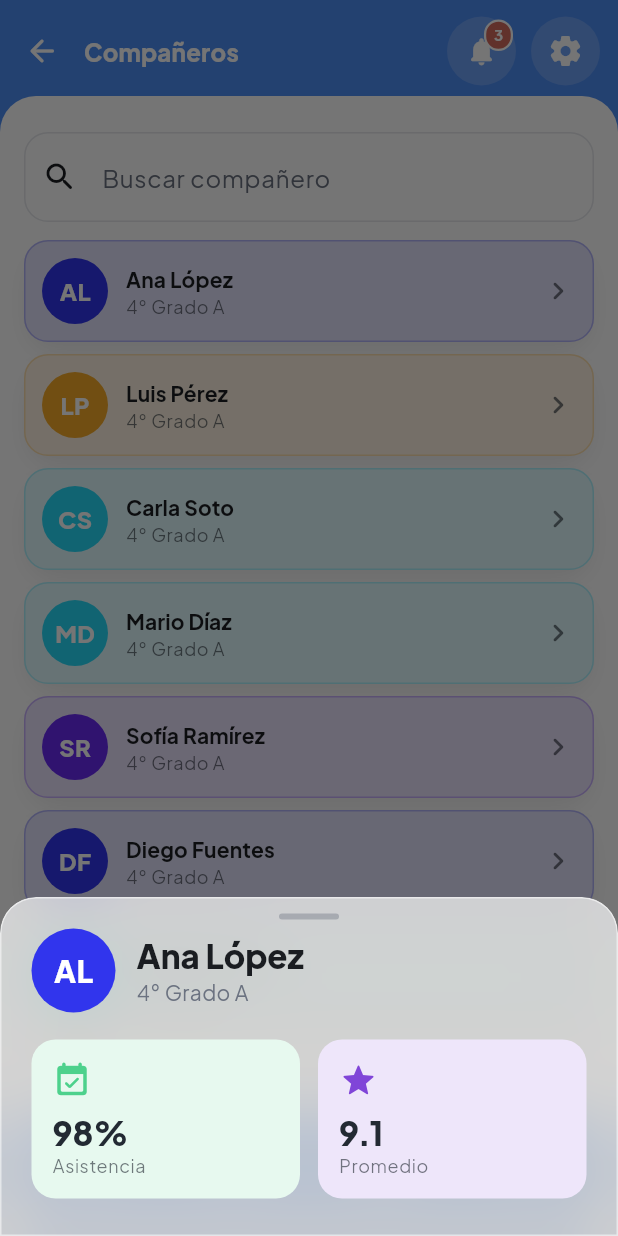
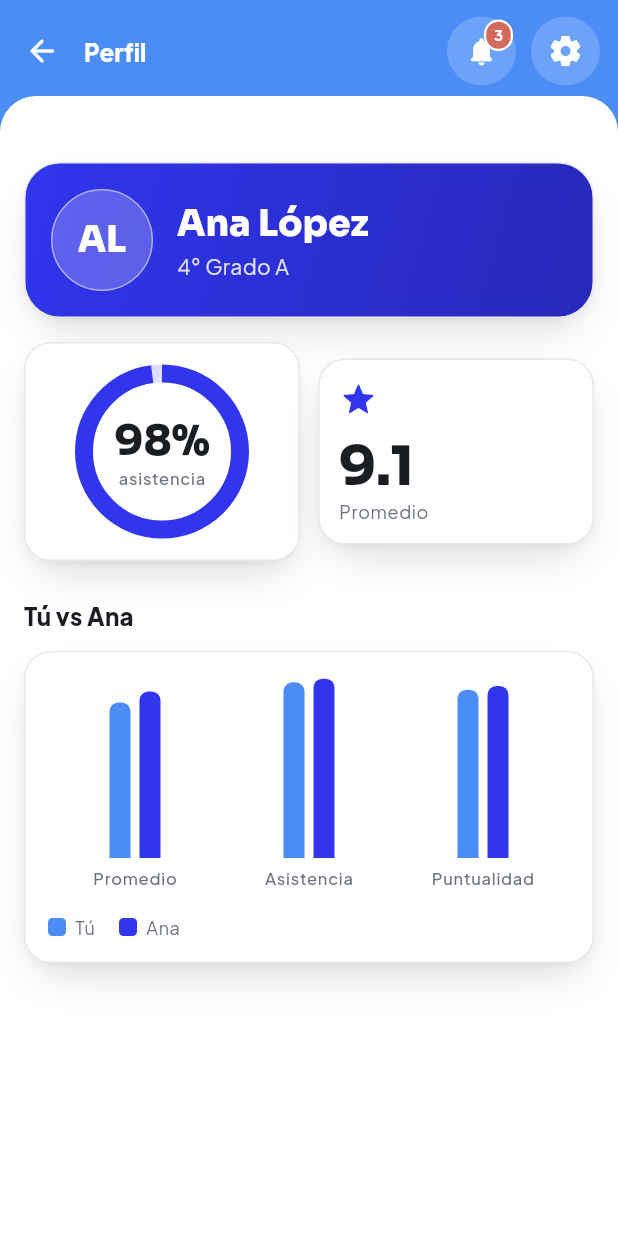
Before and after one commit to Leo-ia310/EDUCA, a Flutter app: the ClassmatesScreen screen opened directly, after a tap on "AL", on a phone screen of 412 x 824 dp. Run offline on Flutter 3.47's test engine with Material 3 defaults, Android fonts, the phone set to English and light mode, and no system bars; drawn by our look-alikes of fl_chart; our stand-ins replace cached_network_image, connectivity_plus, dio, equatable, file_picker, flutter_animate and 13 more; missing offline and left inert: dart:js_interop, flutter_tilt; accounts and stored records are empty.

Commit message:
feat(student): perfil comparable de compañero
Tocar un compañero abre su perfil (avatar hero + anillo de asistencia +
promedio) con una comparación directa "Tú vs [Nombre]" (ComparisonBars
generalizado con etiquetas/color propios). Reemplaza la hoja de resumen.

Co-Authored-By: Claude Opus 4.8 <noreply@anthropic.com>

```diff
--- a/frontend/lib/core/widgets/charts.dart
+++ b/frontend/lib/core/widgets/charts.dart
@@ -143,17 +143,28 @@ class ComparisonMetric {
   final double classAvg;
 }
 
-/// Barras agrupadas "Tú vs tu clase" por métrica (el gancho de estadísticas).
+/// Barras agrupadas comparando dos partes por métrica (el gancho de
+/// estadísticas). Por defecto "Tú vs tu clase", pero acepta etiquetas propias
+/// (p. ej. comparar contra un compañero) y color del comparado.
 class ComparisonBars extends StatelessWidget {
-  const ComparisonBars({super.key, required this.metrics});
+  const ComparisonBars({
+    super.key,
+    required this.metrics,
+    this.youLabel = 'Tú',
+    this.otherLabel = 'Tu clase',
+    this.otherColor,
+  });
 
   final List<ComparisonMetric> metrics;
+  final String youLabel;
+  final String otherLabel;
+  final Color? otherColor;
 
   @override
   Widget build(BuildContext context) {
     final palette = context.palette;
     final you = palette.accent;
-    final other = palette.textMuted.withValues(alpha: 0.45);
+    final other = otherColor ?? palette.textMuted.withValues(alpha: 0.45);
     return Column(
       crossAxisAlignment: CrossAxisAlignment.start,
       children: [
@@ -224,9 +235,9 @@ class ComparisonBars extends StatelessWidget {
         const SizedBox(height: 10),
         Row(
           children: [
-            _LegendDot(color: you, label: 'Tú'),
+            _LegendDot(color: you, label: youLabel),
             const SizedBox(width: 16),
-            _LegendDot(color: other, label: 'Tu clase'),
+            _LegendDot(color: other, label: otherLabel),
           ],
         ),
       ],
--- /dev/null
+++ b/frontend/lib/features/dashboard/presentation/screens/classmate_profile_screen.dart
@@ -0,0 +1,189 @@
+import 'package:flutter/material.dart';
+import 'package:flutter_riverpod/flutter_riverpod.dart';
+
+import '../../../../core/theme/app_theme.dart';
+import '../../../../core/theme/subject_palette.dart';
+import '../../../../core/widgets/animated_count.dart';
+import '../../../../core/widgets/charts.dart';
+import '../../../../core/widgets/depth_card.dart';
+import '../../data/dashboard_data.dart';
+import '../../domain/dashboard_models.dart';
+import '../../providers.dart';
+import '../widgets/student_chrome.dart';
+
+/// Perfil de un compañero: sus estadísticas + comparación directa contra las
+/// del alumno (gancho de engagement "compararse entre ellos").
+class ClassmateProfileScreen extends ConsumerWidget {
+  const ClassmateProfileScreen({super.key, required this.classmate});
+
+  final Classmate classmate;
+
+  @override
+  Widget build(BuildContext context, WidgetRef ref) {
+    final me = ref.watch(studentDashboardProvider).valueOrNull ??
+        StudentDashboardData.mock();
+    final base = subjectColor(classmate.name);
+    final s = context.pastel(base);
+    final firstName = classmate.name.trim().split(RegExp(r'\s+')).first;
+
+    return StudentDetailScaffold(
+      title: 'Perfil',
+      bottomNav: false,
+      child: Column(
+        crossAxisAlignment: CrossAxisAlignment.start,
+        children: [
+          // Encabezado con avatar grande.
+          DepthCard(
+            gradient: LinearGradient(
+              begin: Alignment.topLeft,
+              end: Alignment.bottomRight,
+              colors: [s.vivid, Color.lerp(s.vivid, Colors.black, 0.22)!],
+            ),
+            borderRadius: Radii.xl,
+            padding: const EdgeInsets.all(18),
+            child: Row(
+              children: [
+                _BigAvatar(name: classmate.name),
+                const SizedBox(width: 16),
+                Expanded(
+                  child: Column(
+                    crossAxisAlignment: CrossAxisAlignment.start,
+                    children: [
+                      Text(
+                        classmate.name,
+                        style: context.textTheme.headlineSmall?.copyWith(
+                          color: Colors.white,
+                          fontWeight: FontWeight.w800,
+                        ),
+                      ),
+                      const SizedBox(height: 2),
+                      Text(
+                        classmate.grade,
+                        style: context.textTheme.bodyMedium?.copyWith(
+                          color: Colors.white.withValues(alpha: 0.85),
+                        ),
+                      ),
+                    ],
+                  ),
+                ),
+              ],
+            ),
+          ),
+          const SizedBox(height: 16),
+
+          // Estadísticas del compañero.
+          Row(
+            children: [
+              Expanded(
+                child: DepthCard(
+                  padding: const EdgeInsets.all(14),
+                  child: Center(
+                    child: AttendanceRing(
+                      percent: (classmate.attendanceRate * 100).round(),
+                      size: 118,
+                      color: s.vivid,
+                    ),
+                  ),
+                ),
+              ),
+              const SizedBox(width: 12),
+              Expanded(
+                child: DepthCard(
+                  padding: const EdgeInsets.all(14),
+                  child: Column(
+                    crossAxisAlignment: CrossAxisAlignment.start,
+                    children: [
+                      Icon(Icons.grade_rounded, color: s.vivid, size: 26),
+                      const SizedBox(height: 10),
+                      AnimatedCount(
+                        value: classmate.average,
+                        decimals: 1,
+                        style: context.textTheme.displaySmall
+                            ?.copyWith(fontWeight: FontWeight.w800),
+                      ),
+                      Text(
+                        'Promedio',
+                        style: context.textTheme.bodySmall
+                            ?.copyWith(color: context.palette.textMuted),
+                      ),
+                    ],
+                  ),
+                ),
+              ),
+            ],
+          ),
+          const SizedBox(height: 24),
+
+          // Comparación directa contigo.
+          Text(
+            'Tú vs $firstName',
+            style: context.textTheme.titleMedium
+                ?.copyWith(fontWeight: FontWeight.w800),
+          ),
+          const SizedBox(height: 12),
+          DepthCard(
+            padding: const EdgeInsets.all(16),
+            child: ComparisonBars(
+              youLabel: 'Tú',
+              otherLabel: firstName,
+              otherColor: s.vivid,
+              metrics: [
+                ComparisonMetric(
+                  label: 'Promedio',
+                  you: me.averageScore * 10,
+                  classAvg: classmate.average * 10,
+                ),
+                ComparisonMetric(
+                  label: 'Asistencia',
+                  you: me.attendanceRate * 100,
+                  classAvg: classmate.attendanceRate * 100,
+                ),
+                ComparisonMetric(
+                  label: 'Puntualidad',
+                  you: 92,
+                  classAvg: (classmate.attendanceRate * 100 - 4)
+                      .clamp(0, 100)
+                      .toDouble(),
+                ),
+              ],
+            ),
+          ),
+        ],
+      ),
+    );
+  }
+}
+
+/// Avatar grande circular con iniciales sobre blanco translúcido (para heros).
+class _BigAvatar extends StatelessWidget {
+  const _BigAvatar({required this.name});
+  final String name;
+
+  @override
+  Widget build(BuildContext context) {
+    final parts = name.trim().split(RegExp(r'\s+'));
+    final initials = (parts.length >= 2
+            ? '${parts.first[0]}${parts[1][0]}'
+            : name.isNotEmpty
+                ? name[0]
+                : '?')
+        .toUpperCase();
+    return Container(
+      width: 68,
+      height: 68,
+      alignment: Alignment.center,
+      decoration: BoxDecoration(
+        color: Colors.white.withValues(alpha: 0.22),
+        shape: BoxShape.circle,
+        border: Border.all(color: Colors.white.withValues(alpha: 0.5)),
+      ),
+      child: Text(
+        initials,
+        style: context.textTheme.headlineSmall?.copyWith(
+          color: Colors.white,
+          fontWeight: FontWeight.w800,
+        ),
+      ),
+    );
+  }
+}
--- a/frontend/lib/features/dashboard/presentation/screens/classmates_screen.dart
+++ b/frontend/lib/features/dashboard/presentation/screens/classmates_screen.dart
@@ -3,10 +3,10 @@ import 'package:flutter/material.dart';
 import '../../../../core/theme/app_theme.dart';
 import '../../../../core/theme/subject_palette.dart';
 import '../../../../core/widgets/depth_card.dart';
-import '../../../../core/widgets/glass.dart';
 import '../../data/mock_dashboard_data.dart';
 import '../../domain/dashboard_models.dart';
 import '../widgets/student_chrome.dart';
+import 'classmate_profile_screen.dart';
 
 /// Lista de compañeros del grado del estudiante. Barra de búsqueda + lista de
 /// usuarios; al tocar uno se muestra un resumen (asistencia, promedio).
@@ -67,7 +67,7 @@ class _ClassmatesScreenState extends State<ClassmatesScreen> {
                     separatorBuilder: (_, __) => const SizedBox(height: 8),
                     itemBuilder: (context, i) => _ClassmateRow(
                       classmate: filtered[i],
-                      onTap: () => _showSummary(context, filtered[i]),
+                      onTap: () => _openProfile(context, filtered[i]),
                     ),
                   ),
           ),
@@ -76,10 +76,11 @@ class _ClassmatesScreenState extends State<ClassmatesScreen> {
     );
   }
 
-  void _showSummary(BuildContext context, Classmate c) {
-    showGlassSheet<void>(
-      context,
-      builder: (_) => _ClassmateSummary(classmate: c),
+  void _openProfile(BuildContext context, Classmate c) {
+    Navigator.of(context).push(
+      MaterialPageRoute<void>(
+        builder: (_) => ClassmateProfileScreen(classmate: c),
+      ),
     );
   }
 }
@@ -129,108 +130,6 @@ class _ClassmateRow extends StatelessWidget {
   }
 }
 
-class _ClassmateSummary extends StatelessWidget {
-  const _ClassmateSummary({required this.classmate});
-  final Classmate classmate;
-
-  @override
-  Widget build(BuildContext context) {
-    final palette = context.palette;
-    return SafeArea(
-      child: Padding(
-        padding: const EdgeInsets.fromLTRB(20, 4, 20, 24),
-        child: Column(
-          mainAxisSize: MainAxisSize.min,
-          children: [
-            Row(
-              children: [
-                _Avatar(name: classmate.name, size: 56),
-                const SizedBox(width: 14),
-                Expanded(
-                  child: Column(
-                    crossAxisAlignment: CrossAxisAlignment.start,
-                    children: [
-                      Text(
-                        classmate.name,
-                        style: context.textTheme.titleLarge
-                            ?.copyWith(fontWeight: FontWeight.w800),
-                      ),
-                      Text(
-                        classmate.grade,
-                        style: TextStyle(color: palette.textMuted),
-                      ),
-                    ],
-                  ),
-                ),
-              ],
-            ),
-            const SizedBox(height: 18),
-            Row(
-              children: [
-                Expanded(
-                  child: _StatBox(
-                    icon: Icons.event_available_rounded,
-                    color: const Color(0xFF34C77A),
-                    value: '${(classmate.attendanceRate * 100).round()}%',
-                    label: 'Asistencia',
-                  ),
-                ),
-                const SizedBox(width: 12),
-                Expanded(
-                  child: _StatBox(
-                    icon: Icons.grade_rounded,
-                    color: const Color(0xFF9A6BE0),
-                    value: classmate.average.toStringAsFixed(1),
-                    label: 'Promedio',
-                  ),
-                ),
-              ],
-            ),
-          ],
-        ),
-      ),
-    );
-  }
-}
-
-class _StatBox extends StatelessWidget {
-  const _StatBox({
-    required this.icon,
-    required this.color,
-    required this.value,
-    required this.label,
-  });
-  final IconData icon;
-  final Color color;
-  final String value;
-  final String label;
-
-  @override
-  Widget build(BuildContext context) {
-    final s = context.pastel(color);
-    return Container(
-      padding: const EdgeInsets.all(14),
-      decoration: BoxDecoration(
-        color: s.surface,
-        borderRadius: BorderRadius.circular(Radii.md),
-      ),
-      child: Column(
-        crossAxisAlignment: CrossAxisAlignment.start,
-        children: [
-          Icon(icon, color: s.vivid, size: 26),
-          const SizedBox(height: 8),
-          Text(
-            value,
-            style: context.textTheme.titleLarge
-                ?.copyWith(color: s.ink, fontWeight: FontWeight.w800),
-          ),
-          Text(label, style: context.textTheme.bodySmall?.copyWith(color: s.inkMuted)),
-        ],
-      ),
-    );
-  }
-}
-
 /// Avatar circular con las iniciales sobre el color derivado del nombre.
 class _Avatar extends StatelessWidget {
   const _Avatar({required this.name, required this.size});
```
